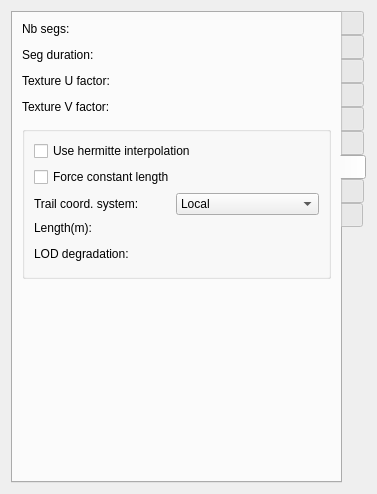
Above: code/nel/tools/3d/object_viewer_qt/src/located_bindable_form.ui from ryzom/ryzomcore before the change. Below: the same form after it.
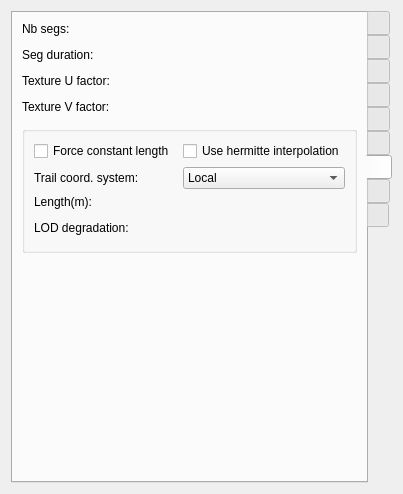
That is the form after the change. The open tabs and pages were chosen to show the change. Custom widgets are drawn as their Qt base class.

Commit message: Update: improved values gradient dialog and located bindable properties(texture , tail and mesh param) page.

```diff
--- a/code/nel/tools/3d/object_viewer_qt/src/located_bindable_form.ui
+++ b/code/nel/tools/3d/object_viewer_qt/src/located_bindable_form.ui
@@ -557,14 +557,7 @@
           <string/>
          </property>
          <layout class="QGridLayout" name="gridLayout_10">
-          <item row="0" column="0" colspan="2">
-           <widget class="QCheckBox" name="useHermitteCheckBox">
-            <property name="text">
-             <string>Use hermitte interpolation</string>
-            </property>
-           </widget>
-          </item>
-          <item row="1" column="0" colspan="2">
+          <item row="0" column="0">
            <widget class="QCheckBox" name="constantLengthCheckBox">
             <property name="toolTip">
              <string>Non parametric anim only</string>
@@ -574,14 +567,21 @@
             </property>
            </widget>
           </item>
-          <item row="2" column="0">
+          <item row="0" column="1">
+           <widget class="QCheckBox" name="useHermitteCheckBox">
+            <property name="text">
+             <string>Use hermitte interpolation</string>
+            </property>
+           </widget>
+          </item>
+          <item row="1" column="0">
            <widget class="QLabel" name="label_15">
             <property name="text">
              <string>Trail coord. system:</string>
             </property>
            </widget>
           </item>
-          <item row="2" column="1">
+          <item row="1" column="1">
            <widget class="QComboBox" name="coordSystemComboBox">
             <item>
              <property name="text">
@@ -605,28 +605,28 @@
             </item>
            </widget>
           </item>
-          <item row="3" column="0">
+          <item row="2" column="0">
            <widget class="QLabel" name="ribbonLengthLabel">
             <property name="text">
              <string>Length(m):</string>
             </property>
            </widget>
           </item>
-          <item row="4" column="0" colspan="2">
+          <item row="3" column="0" colspan="2">
            <widget class="NLQT::CEditRangeFloatWidget" name="ribbonLengthWidget" native="true">
             <property name="enabled">
              <bool>false</bool>
             </property>
            </widget>
           </item>
-          <item row="5" column="0">
+          <item row="4" column="0">
            <widget class="QLabel" name="lodDegradationLabel">
             <property name="text">
              <string>LOD degradation:</string>
             </property>
            </widget>
           </item>
-          <item row="6" column="0" colspan="2">
+          <item row="5" column="0" colspan="2">
            <widget class="NLQT::CEditRangeFloatWidget" name="lodDegradationWidget" native="true"/>
           </item>
          </layout>
@@ -710,6 +710,12 @@
   </layout>
  </widget>
  <customwidgets>
+  <customwidget>
+   <class>NLQT::CParticleTextureWidget</class>
+   <extends>QWidget</extends>
+   <header>particle_texture_widget.h</header>
+   <container>1</container>
+  </customwidget>
   <customwidget>
    <class>NLQT::CEditRangeUIntWidget</class>
    <extends>QWidget</extends>
@@ -728,12 +734,6 @@
    <header>attrib_widget.h</header>
    <container>1</container>
   </customwidget>
-  <customwidget>
-   <class>NLQT::CParticleTextureWidget</class>
-   <extends>QWidget</extends>
-   <header>particle_texture_widget.h</header>
-   <container>1</container>
-  </customwidget>
   <customwidget>
    <class>NLQT::CMeshWidget</class>
    <extends>QWidget</extends>
```
The commit also changes 16 other files.
